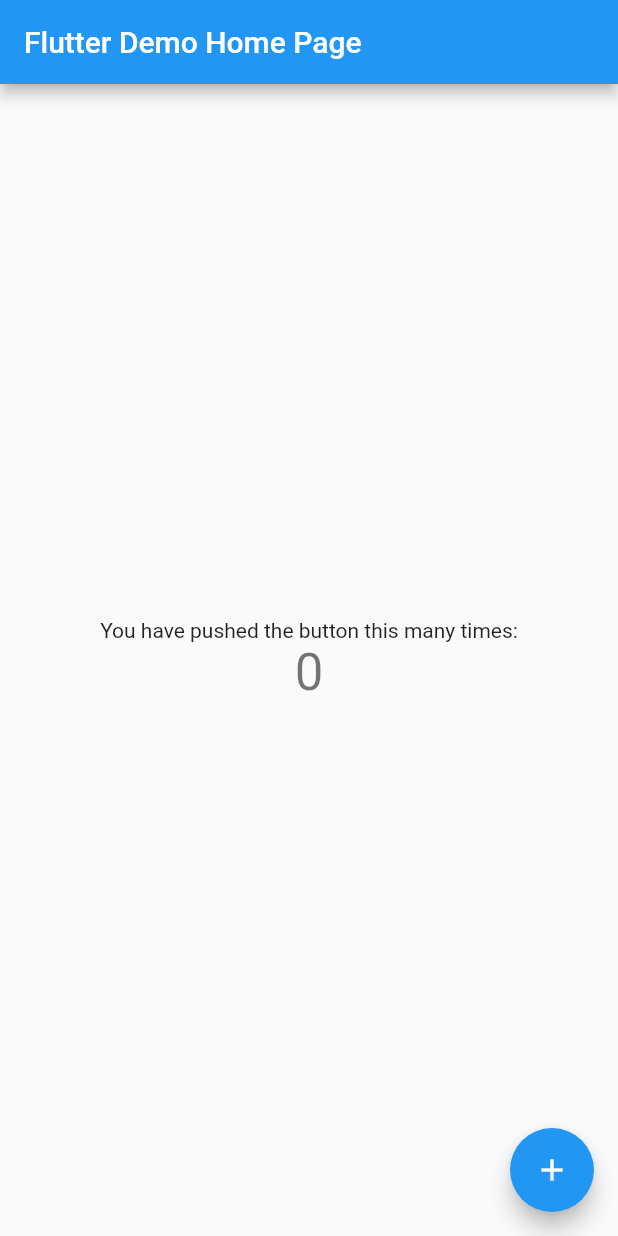
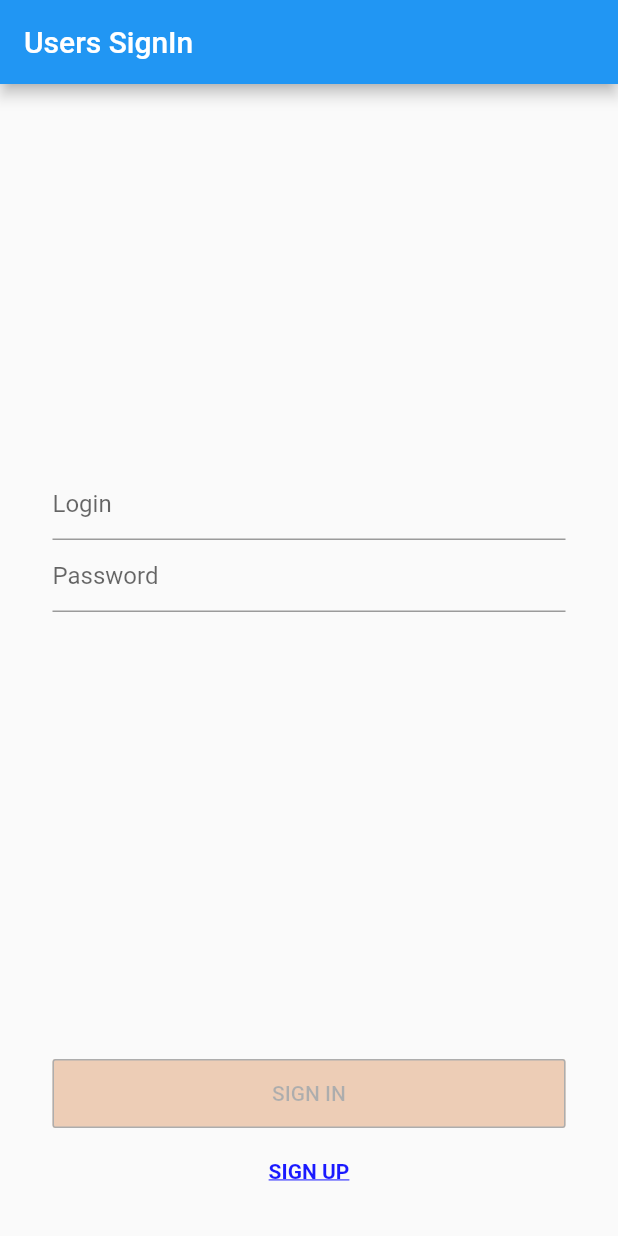
Before and after one commit to StasKrivosheya/Contacts, a Flutter app: the screen it shows after launch, on a phone screen of 412 x 824 dp. Run offline on Flutter 3.47's test engine with Material 2 defaults, Android fonts, the phone set to English and light mode, and no system bars.

Commit message:
Add SignIn page

```diff
--- a/lib/main.dart
+++ b/lib/main.dart
@@ -1,3 +1,4 @@
+import 'package:contacts/src/features/authentication/presentation/sign_in_page.dart';
 import 'package:flutter/material.dart';
 
 void main() {
@@ -11,105 +12,14 @@ class MyApp extends StatelessWidget {
   @override
   Widget build(BuildContext context) {
     return MaterialApp(
-      title: 'Flutter Demo',
+      title: 'Contacts',
       theme: ThemeData(
-        // This is the theme of your application.
-        //
-        // Try running your application with "flutter run". You'll see the
-        // application has a blue toolbar. Then, without quitting the app, try
-        // changing the primarySwatch below to Colors.green and then invoke
-        // "hot reload" (press "r" in the console where you ran "flutter run",
-        // or simply save your changes to "hot reload" in a Flutter IDE).
-        // Notice that the counter didn't reset back to zero; the application
-        // is not restarted.
         primarySwatch: Colors.blue,
       ),
-      home: const MyHomePage(title: 'Flutter Demo Home Page'),
+      initialRoute: '/signIn',
+      routes: {
+        '/signIn': (context) => const SignInPage(title: 'Users SignIn')
+      },
     );
   }
 }
-
-class MyHomePage extends StatefulWidget {
-  const MyHomePage({super.key, required this.title});
-
-  // This widget is the home page of your application. It is stateful, meaning
-  // that it has a State object (defined below) that contains fields that affect
-  // how it looks.
-
-  // This class is the configuration for the state. It holds the values (in this
-  // case the title) provided by the parent (in this case the App widget) and
-  // used by the build method of the State. Fields in a Widget subclass are
-  // always marked "final".
-
-  final String title;
-
-  @override
-  State<MyHomePage> createState() => _MyHomePageState();
-}
-
-class _MyHomePageState extends State<MyHomePage> {
-  int _counter = 0;
-
-  void _incrementCounter() {
-    setState(() {
-      // This call to setState tells the Flutter framework that something has
-      // changed in this State, which causes it to rerun the build method below
-      // so that the display can reflect the updated values. If we changed
-      // _counter without calling setState(), then the build method would not be
-      // called again, and so nothing would appear to happen.
-      _counter++;
-    });
-  }
-
-  @override
-  Widget build(BuildContext context) {
-    // This method is rerun every time setState is called, for instance as done
-    // by the _incrementCounter method above.
-    //
-    // The Flutter framework has been optimized to make rerunning build methods
-    // fast, so that you can just rebuild anything that needs updating rather
-    // than having to individually change instances of widgets.
-    return Scaffold(
-      appBar: AppBar(
-        // Here we take the value from the MyHomePage object that was created by
-        // the App.build method, and use it to set our appbar title.
-        title: Text(widget.title),
-      ),
-      body: Center(
-        // Center is a layout widget. It takes a single child and positions it
-        // in the middle of the parent.
-        child: Column(
-          // Column is also a layout widget. It takes a list of children and
-          // arranges them vertically. By default, it sizes itself to fit its
-          // children horizontally, and tries to be as tall as its parent.
-          //
-          // Invoke "debug painting" (press "p" in the console, choose the
-          // "Toggle Debug Paint" action from the Flutter Inspector in Android
-          // Studio, or the "Toggle Debug Paint" command in Visual Studio Code)
-          // to see the wireframe for each widget.
-          //
-          // Column has various properties to control how it sizes itself and
-          // how it positions its children. Here we use mainAxisAlignment to
-          // center the children vertically; the main axis here is the vertical
-          // axis because Columns are vertical (the cross axis would be
-          // horizontal).
-          mainAxisAlignment: MainAxisAlignment.center,
-          children: <Widget>[
-            const Text(
-              'You have pushed the button this many times:',
-            ),
-            Text(
-              '$_counter',
-              style: Theme.of(context).textTheme.headlineMedium,
-            ),
-          ],
-        ),
-      ),
-      floatingActionButton: FloatingActionButton(
-        onPressed: _incrementCounter,
-        tooltip: 'Increment',
-        child: const Icon(Icons.add),
-      ), // This trailing comma makes auto-formatting nicer for build methods.
-    );
-  }
-}
--- /dev/null
+++ b/lib/src/features/authentication/presentation/sign_in_page.dart
@@ -0,0 +1,135 @@
+import 'package:flutter/material.dart';
+
+class SignInPage extends StatefulWidget {
+  const SignInPage({Key? key, required this.title}) : super(key: key);
+
+  final String title;
+
+  @override
+  State<StatefulWidget> createState() => _SignInPageState();
+}
+
+class _SignInPageState extends State<SignInPage> {
+  final TextEditingController _usernameController = TextEditingController();
+  final TextEditingController _passwordController = TextEditingController();
+
+  bool _canSignIn = false;
+
+  @override
+  Widget build(BuildContext context) {
+    return Scaffold(
+      appBar: AppBar(
+        title: Align(
+          alignment: Alignment.topLeft,
+          child: Text(widget.title),
+        ),
+      ),
+      body: SafeArea(
+        child: Column(
+          children: [
+            Expanded(
+              child: Container(),
+            ),
+            Expanded(
+              child: Container(
+                margin: const EdgeInsets.symmetric(horizontal: 35),
+                child: Column(
+                  children: [
+                    TextField(
+                      controller: _usernameController,
+                      onChanged: (_) => _updateSignInButton(),
+                      decoration: const InputDecoration(
+                          hintText: "Login"
+                      ),
+                    ),
+                    TextField(
+                      controller: _passwordController,
+                      onChanged: (_) => _updateSignInButton(),
+                      obscureText: true,
+                      decoration: const InputDecoration(
+                          hintText: "Password"
+                      ),
+                    ),
+                  ],
+                ),
+              ),
+            ),
+            Expanded(
+              child: Container(
+                margin: const EdgeInsets.only(left: 35, right: 35, bottom: 35),
+                alignment: Alignment.bottomCenter,
+                child: Column(
+                  textDirection: TextDirection.ltr,
+                  crossAxisAlignment: CrossAxisAlignment.center,
+                  children: [
+                    const Spacer(),
+                    Row(
+                      children: [
+                        Expanded(
+                          child: Opacity(
+                            opacity: _canSignIn ? 1 : 0.3,
+                            child: ElevatedButton(
+                              style: ElevatedButton.styleFrom(
+                                  padding: const EdgeInsets.symmetric(vertical: 15),
+                                  backgroundColor: const Color.fromRGBO(210, 105, 29, 1),
+                                  disabledBackgroundColor: const Color.fromRGBO(210, 105, 29, 1),
+                                  elevation: _canSignIn ? 5 : 0,
+                                  side: const BorderSide(
+                                      color: Colors.black
+                                  ),
+                                  shape: const RoundedRectangleBorder(
+                                    borderRadius: BorderRadius.all(Radius.circular(2)),
+                                  )
+                              ),
+                              onPressed: _canSignIn ? _signInPressed : null,
+                              child: const Text(
+                                "SIGN IN",
+                                style: TextStyle(color: Colors.black),
+                              ),
+                            ),
+                          ),
+                        ),
+                      ],
+                    ),
+                    const SizedBox(height: 20),
+                    GestureDetector(
+                      onTap: _signUpTapped,
+                      child: const Text(
+                        "SIGN UP",
+                        style: TextStyle(
+                          color: Color.fromRGBO(26, 25, 255, 1),
+                          fontWeight: FontWeight.bold,
+                          decoration: TextDecoration.underline,
+                        ),
+                      ),
+                    ),
+                  ],
+                ),
+              ),
+            ),
+          ],
+        ),
+      ),
+    );
+  }
+
+  void _updateSignInButton(){
+    bool canSignIn = _usernameController.text.isNotEmpty
+        && _passwordController.text.isNotEmpty;
+    if (_canSignIn != canSignIn) {
+      setState(() {
+        _canSignIn = canSignIn;
+      });
+    }
+  }
+
+  void _signInPressed() {
+    var a = 1;
+    // TODO
+  }
+
+  void _signUpTapped() {
+    var a = 1;
+    // TODO
+  }
+}
```
